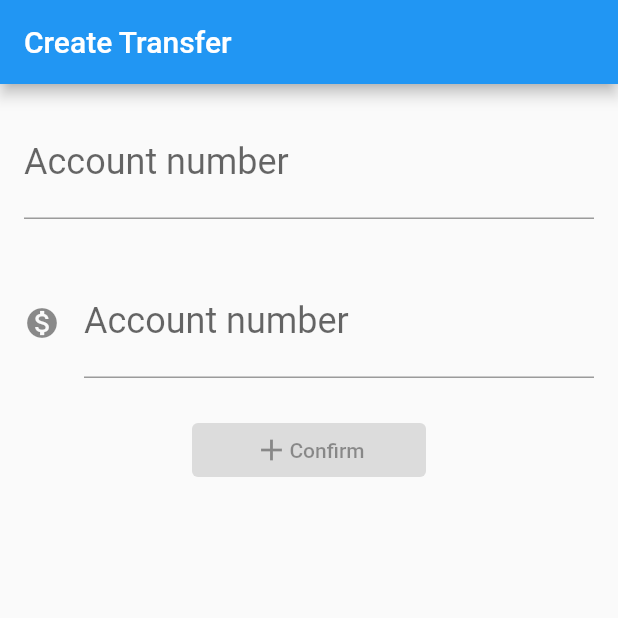
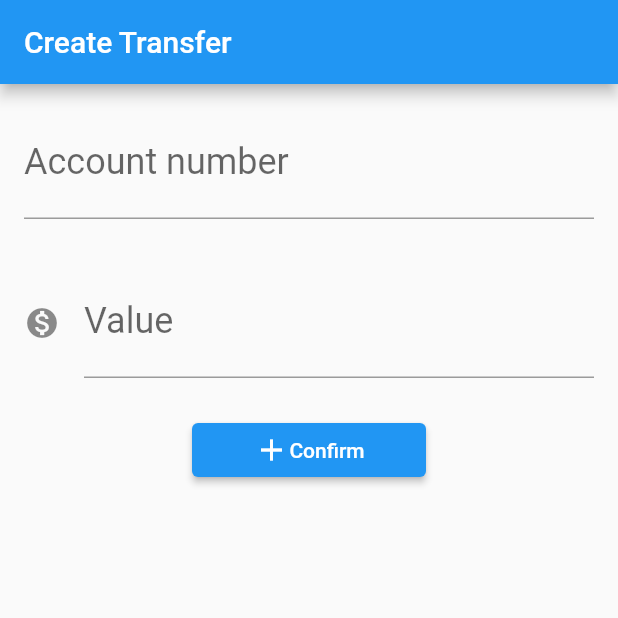
Before and after one commit to rhuancoder/rocket_bank_app, a Flutter app: the screen it shows after launch, on a phone screen of 412 x 824 dp, the top half of it. Run offline on Flutter 3.47's test engine with Material 2 defaults, Android fonts, the light colour scheme and no system bars.

Commit message:
Updating main

```diff
--- a/lib/main.dart
+++ b/lib/main.dart
@@ -16,6 +16,10 @@ class RocketBankApp extends StatelessWidget {
 }
 
 class TransferForm extends StatelessWidget {
+  final TextEditingController _fieldControllerAccountNumber =
+      TextEditingController();
+  final TextEditingController _fieldControllerValue = TextEditingController();
+
   @override
   Widget build(BuildContext context) {
     // TODO: implement build
@@ -28,6 +32,7 @@ class TransferForm extends StatelessWidget {
           Padding(
             padding: const EdgeInsets.all(16.0),
             child: TextField(
+              controller: _fieldControllerAccountNumber,
               style: TextStyle(
                 fontSize: 24.0,
               ),
@@ -41,12 +46,13 @@ class TransferForm extends StatelessWidget {
           Padding(
             padding: const EdgeInsets.all(16.0),
             child: TextField(
+              controller: _fieldControllerValue,
               style: TextStyle(
                 fontSize: 24.0,
               ),
               decoration: InputDecoration(
                 icon: Icon(Icons.monetization_on),
-                labelText: 'Account number',
+                labelText: 'Value',
                 hintText: '0.00',
               ),
               keyboardType: TextInputType.number,
@@ -62,6 +68,22 @@ class TransferForm extends StatelessWidget {
                   Text('Confirm'),
                 ],
               ),
+              onPressed: () {
+                debugPrint('click');
+                final int accountNumber =
+                    int.tryParse(_fieldControllerAccountNumber.text);
+                final double value =
+                    double.tryParse(_fieldControllerValue.text);
+                if (accountNumber != null && double != null) {
+                  final transfer = Transfer(value, accountNumber);
+                  debugPrint('$transfer');
+                  Scaffold.of(context).showSnackBar(
+                    SnackBar(
+                      content: Text('$transfer'),
+                    ),
+                  );
+                }
+              },
             ),
           ),
         ],
@@ -113,4 +135,9 @@ class Transfer {
   final int accountNumber;
 
   Transfer(this.value, this.accountNumber);
+
+  @override
+  String toString() {
+    return 'Transfer{value: $value, accountNumber: $accountNumber}';
+  }
 }
```
